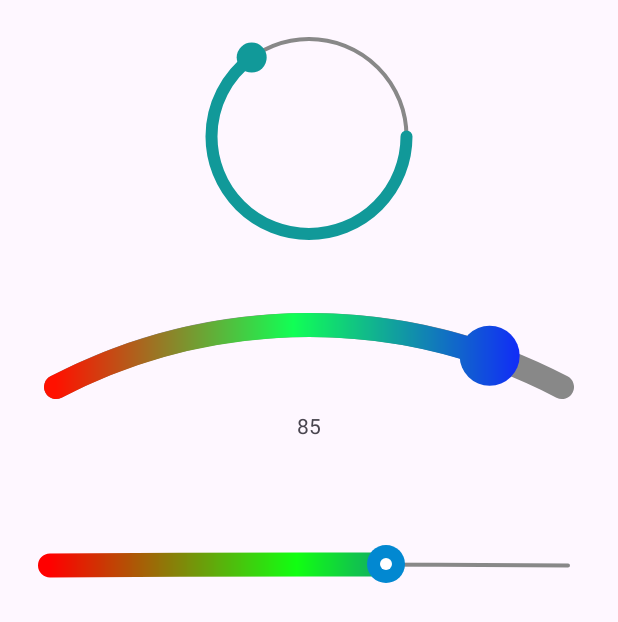
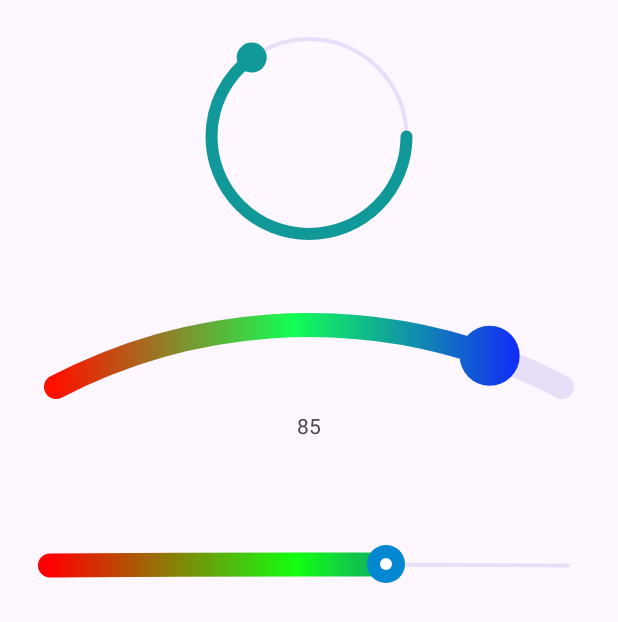
Before and after one commit to zabih-dev/ZSeekBar, an Android app: the screen it shows after launch (MainActivity), on a phone screen of 412 x 824 dp. Shown: the top 622 px of the screen. Run offline under Robolectric (Android 15) with nearby library versions, the phone set to English and light mode, and no system bars.

Commit message:
Rename some fields + set a default size

```diff
--- a/app/src/main/res/layout/activity_main.xml
+++ b/app/src/main/res/layout/activity_main.xml
@@ -30,7 +30,7 @@
         app:zProgress="85"
         app:zSeekMode="arc"
         app:zProgressWidth="16dp"
-        app:zProgressBackgroundWidth="16dp"
+        app:zTrackThickness="16dp"
         app:zProgressColorList="#ff1100,#11FF55,#1122FF"
         />
 
--- a/app/src/main/res/values/themes.xml
+++ b/app/src/main/res/values/themes.xml
@@ -4,7 +4,13 @@
         <!-- Customize your light theme here. -->
         <!-- <item name="colorPrimary">@color/my_light_primary</item> -->
         <item name="colorAccent">@color/colorAccent</item>
+        <item name="zSeekBarStyle">@style/BaseZSeekbarStyle</item>
     </style>
 
     <style name="Theme.ZSeekbar" parent="Base.Theme.ZSeekbar" />
+
+    <style name="BaseZSeekbarStyle">
+        <item name="zProgress">40</item>
+        <item name="zProgressColor">@color/colorAccent</item>
+    </style>
 </resources>
--- a/zseekbar/src/main/java/zHelper/view/ZSeekBar.java
+++ b/zseekbar/src/main/java/zHelper/view/ZSeekBar.java
@@ -11,7 +11,9 @@ import android.graphics.RectF;
 import android.graphics.Shader;
 import android.graphics.SweepGradient;
 import android.graphics.drawable.Drawable;
+import android.os.Build;
 import android.util.AttributeSet;
+import android.util.TypedValue;
 import android.view.MotionEvent;
 import android.view.View;
 
@@ -41,7 +43,7 @@ public class ZSeekBar extends View {
   protected Paint thumbPaint = new Paint();
   protected RectF ovalRectF = new RectF();
   protected float progressWidth;
-  protected float progressBackgroundWidth;
+  protected float trackThickness;
   protected float thumbDrawableWidth;
   protected int thumbTintColor;
   protected @Nullable Drawable thumbDrawable;
@@ -56,7 +58,7 @@ public class ZSeekBar extends View {
   protected boolean isClockwise;
   protected boolean isUserSeekable = true;
   protected boolean isRoundEdges;
-  protected int progressBackgroundColor;
+  protected int trackColor;
   protected @Nullable int[] progressColorList;
   protected @Nullable int[] reversedProgressColorList;
   protected @Nullable OnZArcSeekBarChangeListener onZArcSeekBarChangeListener;
@@ -91,6 +93,8 @@ public class ZSeekBar extends View {
   protected final double pi = Math.PI;
   protected final float zero = 0.0001F;
 
+  protected final int DEFAULT_SIZE = (int) (64 * getResources().getDisplayMetrics().density);
+
 
 
   public interface OnZArcSeekBarChangeListener {
@@ -114,7 +118,17 @@ public class ZSeekBar extends View {
 
   public ZSeekBar(Context context, @Nullable AttributeSet attrs, int defStyleAttr) {
     super(context, attrs, defStyleAttr);
-    final int accentColor = getResources().getColor(R.color.colorAccent);
+
+    int defTrackColor = Color.GRAY;
+    int defIndicatorColor = getResources().getColor(R.color.colorAccent);
+
+    if (Build.VERSION.SDK_INT >= 21) {
+      TypedValue typedValue = new TypedValue();
+      context.getTheme().resolveAttribute(android.R.attr.colorPrimary, typedValue, true);
+      defIndicatorColor = typedValue.data;
+      context.getTheme().resolveAttribute(com.google.android.material.R.attr.colorSecondaryContainer, typedValue, true);
+      defTrackColor = typedValue.data;
+    }
 
     TypedArray typedArray = context.obtainStyledAttributes(attrs, R.styleable.ZSeekBar, defStyleAttr, 0);
 
@@ -128,21 +142,24 @@ public class ZSeekBar extends View {
     isRoundEdges = typedArray.getBoolean(R.styleable.ZSeekBar_zIsRoundEdges, true);
     isFloatingThumbColor = typedArray.getBoolean(R.styleable.ZSeekBar_zIsFloatingThumbColor, true);
     progressWidth = typedArray.getDimension(R.styleable.ZSeekBar_zProgressWidth, 8);
-    progressBackgroundWidth = typedArray.getDimension(R.styleable.ZSeekBar_zProgressBackgroundWidth, 4);
+    trackThickness = typedArray.getDimension(R.styleable.ZSeekBar_zTrackThickness, 4);
     //
     thumbDrawable = typedArray.getDrawable(R.styleable.ZSeekBar_zThumb);
-    int thumbDefaultColor = thumbDrawable == null ? accentColor : 0;
+    int thumbDefaultColor = thumbDrawable == null ? defIndicatorColor : 0;
     thumbTintColor = typedArray.getColor(R.styleable.ZSeekBar_zThumbTintColor, thumbDefaultColor);
     float thumbWidthDef = thumbDrawable != null ? -1 : progressWidth * 2.5f;
     thumbDrawableWidth = typedArray.getDimension(R.styleable.ZSeekBar_zThumbWidth, thumbWidthDef);
     //
-    progressBackgroundColor = typedArray.getColor(R.styleable.ZSeekBar_zProgressBackgroundColor, Color.GRAY);
+    trackColor = typedArray.getColor(R.styleable.ZSeekBar_zTrackColor, defTrackColor);
 
     if (thumbDrawableWidth < -1) thumbDrawableWidth = -1;
 
-    int colorStart = typedArray.getColor(R.styleable.ZSeekBar_zProgressColor, accentColor);
-    int colorCenter = typedArray.getColor(R.styleable.ZSeekBar_zProgressCenterColor, -1);
-    int colorEnd = typedArray.getColor(R.styleable.ZSeekBar_zProgressEndColor, -1);
+    boolean isColorCenter = typedArray.hasValue(R.styleable.ZSeekBar_zProgressCenterColor);
+    boolean isColorEnd = typedArray.hasValue(R.styleable.ZSeekBar_zProgressEndColor);
+
+    int colorStart = typedArray.getColor(R.styleable.ZSeekBar_zProgressColor, defIndicatorColor);
+    int colorCenter = typedArray.getColor(R.styleable.ZSeekBar_zProgressCenterColor, colorStart);
+    int colorEnd = typedArray.getColor(R.styleable.ZSeekBar_zProgressEndColor, colorStart);
     //
     String colorList = typedArray.getString(R.styleable.ZSeekBar_zProgressColorList);
 
@@ -158,11 +175,11 @@ public class ZSeekBar extends View {
         }
       }
     } else {
-      List<Integer> tempList = new ArrayList();
+      List<Integer> tempList = new ArrayList<>();
       for (int i = 0; i < 3; i++) {
-        if (i == 0 && colorStart != -1) tempList.add(colorStart);
-        else if (i == 1 && colorCenter != -1) tempList.add(colorCenter);
-        else if (i == 2 && colorEnd != -1) tempList.add(colorEnd);
+        if (i == 0) tempList.add(colorStart);
+        else if (i == 1 && isColorCenter) tempList.add(colorCenter);
+        else if (i == 2 && isColorEnd) tempList.add(colorEnd);
       }
 
       progressColorList = new int[tempList.size()];
@@ -176,6 +193,18 @@ public class ZSeekBar extends View {
     typedArray.recycle();
   }
 
+  @Override
+  protected void onMeasure(int widthMeasureSpec, int heightMeasureSpec) {
+    int width = getDefaultSize(DEFAULT_SIZE, widthMeasureSpec);
+    int height = getDefaultSize(DEFAULT_SIZE, heightMeasureSpec);
+    if (MeasureSpec.getMode(widthMeasureSpec) == MeasureSpec.AT_MOST) {
+      width = DEFAULT_SIZE;
+    }
+    if (MeasureSpec.getMode(heightMeasureSpec) == MeasureSpec.AT_MOST) {
+      height = DEFAULT_SIZE;
+    }
+    setMeasuredDimension(width, height);
+  }
 
   protected int getColor(String string) {
     return Color.parseColor(string);
@@ -248,8 +277,8 @@ public class ZSeekBar extends View {
   }
 
 
-  public void setProgressBackgroundWidth(float progressBackgroundWidth) {
-    this.progressBackgroundWidth = progressBackgroundWidth;
+  public void setTrackThickness(float trackThickness) {
+    this.trackThickness = trackThickness;
     postInvalidate();
   }
 
@@ -278,8 +307,8 @@ public class ZSeekBar extends View {
   }
 
 
-  public void setProgressBackgroundColor(int progressBackgroundColor) {
-    this.progressBackgroundColor = progressBackgroundColor;
+  public void setTrackColor(int trackColor) {
+    this.trackColor = trackColor;
     postInvalidate();
   }
 
@@ -702,10 +731,10 @@ public class ZSeekBar extends View {
     progressPaint.setShader(shader);
     progressPaint.setStrokeCap(isRoundEdges ? Paint.Cap.ROUND : Paint.Cap.SQUARE);
     //
-    progressBackgroundPaint.setStrokeWidth(progressBackgroundWidth);
+    progressBackgroundPaint.setStrokeWidth(trackThickness);
     progressBackgroundPaint.setStyle(Paint.Style.STROKE);
     progressBackgroundPaint.setAntiAlias(true);
-    progressBackgroundPaint.setColor(progressBackgroundColor);
+    progressBackgroundPaint.setColor(trackColor);
     progressBackgroundPaint.setStrokeCap(isRoundEdges ? Paint.Cap.ROUND : Paint.Cap.SQUARE);
 
 
--- a/zseekbar/src/main/java/zabih/lib/zseekbar/TestView1.java
+++ /dev/null
@@ -1,21 +0,0 @@
-package zabih.lib.zseekbar;
-
-import android.content.Context;
-import android.util.AttributeSet;
-import android.view.View;
-
-import androidx.annotation.Nullable;
-
-public class TestView1 extends View {
-    public TestView1(Context context) {
-        super(context);
-    }
-
-    public TestView1(Context context, @Nullable AttributeSet attrs) {
-        super(context, attrs);
-    }
-
-    public TestView1(Context context, @Nullable AttributeSet attrs, int defStyleAttr) {
-        super(context, attrs, defStyleAttr);
-    }
-}
--- a/zseekbar/src/main/res/values/attrs.xml
+++ b/zseekbar/src/main/res/values/attrs.xml
@@ -9,13 +9,13 @@
         <attr name="zIsRoundEdges" format="boolean"/>
         <attr name="zIsClockwise" format="boolean"/>
         <attr name="zIsFloatingThumbColor" format="boolean"/>
-        <attr name="zProgressBackgroundColor" format="color"/>
+        <attr name="zTrackColor" format="color"/>
         <attr name="zProgressColorList" format="string"/>
         <attr name="zProgressColor" format="color"/>
         <attr name="zProgressCenterColor" format="color"/>
         <attr name="zProgressEndColor" format="color"/>
         <attr name="zProgressWidth" format="dimension"/>
-        <attr name="zProgressBackgroundWidth" format="dimension"/>
+        <attr name="zTrackThickness" format="dimension"/>
         <attr name="zThumbWidth" format="dimension"/>
         <attr name="zThumbTintColor" format="color"/>
         <attr name="zThumb" format="reference"/>
```
Also changed, not shown: 2 other files.
